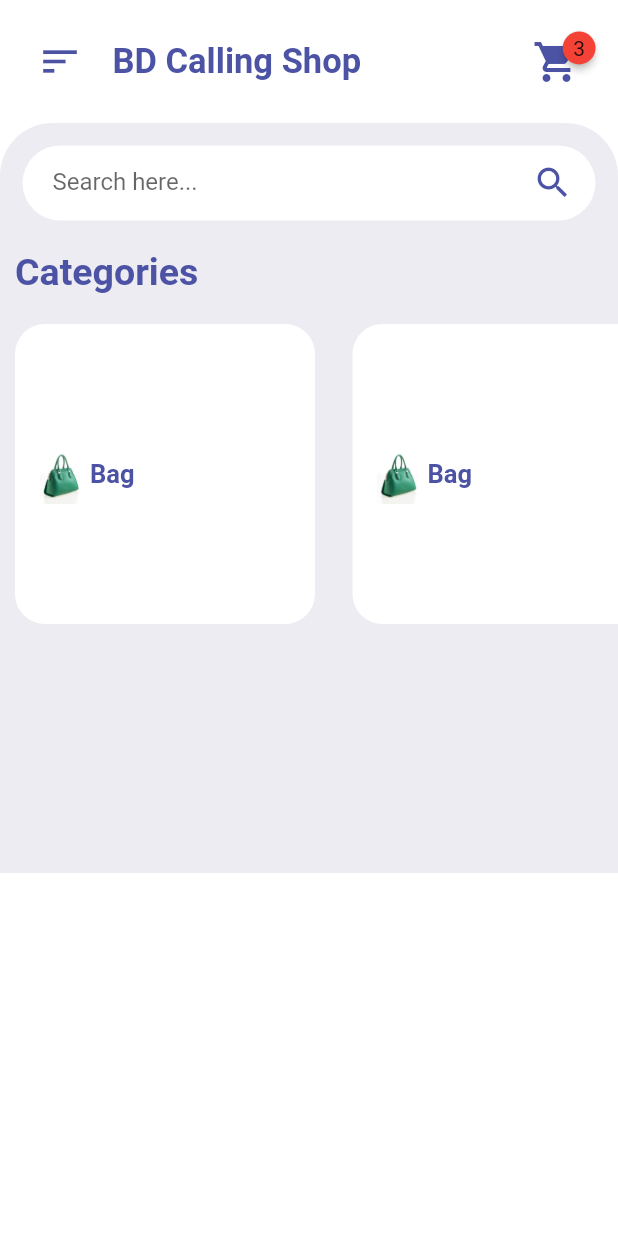
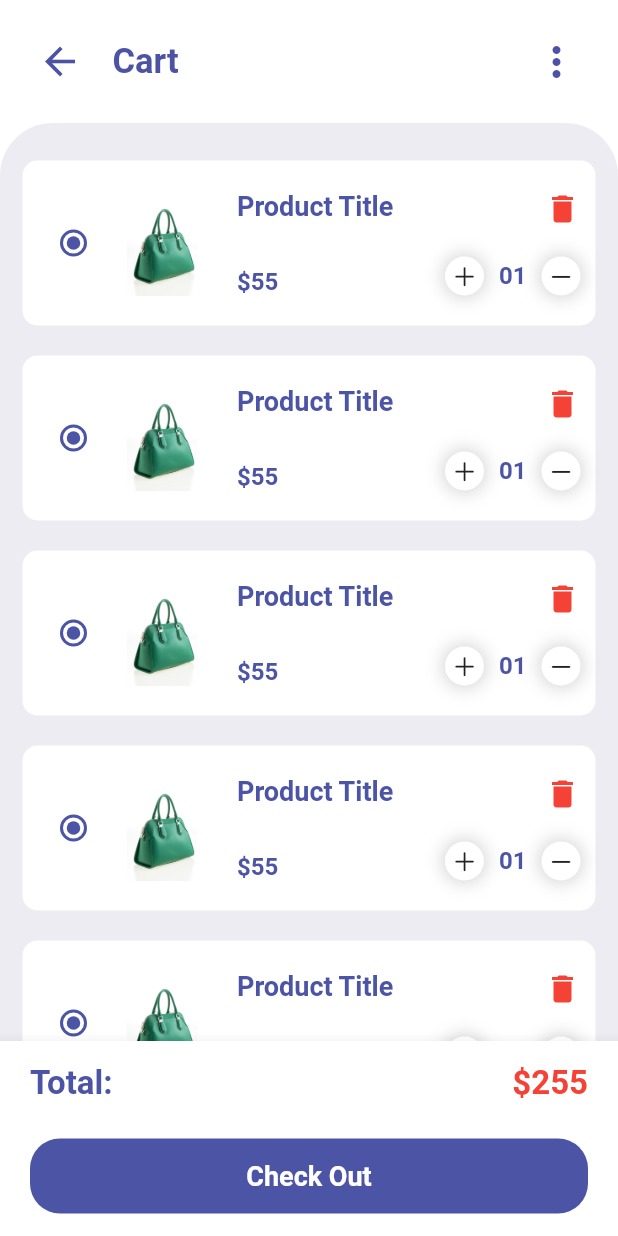
Before and after one commit to Farvez999/E-Commerce-App-UI, a Flutter app: the HomePage screen opened directly, after a tap on the "shopping cart" icon, on a phone screen of 412 x 824 dp. Run offline on Flutter 3.47's test engine with Material 2 defaults, Android fonts, the phone set to English and light mode, and no system bars; drawn by our look-alikes of badges; our stand-ins replace curved_navigation_bar; missing offline and left inert: clippy_flutter.

Commit message:
Product & Item Added

```diff
--- /dev/null
+++ b/lib/pages/cart_page.dart
@@ -0,0 +1,117 @@
+import 'package:e_commerce_app_ui/widget/CartAppBar.dart';
+import 'package:e_commerce_app_ui/widget/CartItemSamples.dart';
+import 'package:flutter/material.dart';
+
+class CartPage extends StatelessWidget {
+  const CartPage({super.key});
+
+  @override
+  Widget build(BuildContext context) {
+    return Scaffold(
+      body: SafeArea(
+        child: Column(
+          children: [
+            CartAppBar(),
+            Expanded(
+              child: SingleChildScrollView(
+
+                child: Container(
+                  padding: EdgeInsets.only(top: 15),
+                  decoration: BoxDecoration(
+                      color: Color(0xFFEDECF2),
+                      borderRadius: BorderRadius.only(
+                          topLeft: Radius.circular(35),
+                          topRight: Radius.circular(35)
+                      )
+                  ),
+                  child: Column(
+                    children: [
+                      CartItemSamples(),
+                      Container(
+                        // decoration: BoxDecoration(
+                        //   color: Color(0xFF4C54A5),
+                        //     borderRadius: BorderRadius.circular(20)
+                        // ),
+                        margin: EdgeInsets.symmetric(vertical: 20, horizontal: 15),
+                        padding: EdgeInsets.all(10),
+                        child: Row(
+                          children: [
+                            Container(
+                              decoration: BoxDecoration(
+                                color: Color(0xFF4C54A5),
+                                  borderRadius: BorderRadius.circular(20)
+                              ),
+                              child: Icon(
+                                Icons.add,
+                                color: Colors.white,
+                              ),
+                            ),
+                            Padding(padding: EdgeInsets.symmetric(horizontal: 10),
+                              child: Text(
+                                "Add Coupon Code",
+                                style: TextStyle(
+                                    color: Color(0xFF4C54A5),
+                                    fontWeight: FontWeight.bold,
+                                    fontSize: 16
+                                ),
+                              ),)
+                          ],
+                        )
+                      ),
+                    ],
+                  ),
+                ),
+              ),
+            )
+          ],
+        ),
+      ),
+      bottomNavigationBar: BottomAppBar(
+        child: Container(
+          padding: EdgeInsets.symmetric(horizontal: 20, vertical: 15),
+          height: 130,
+          child: Column(
+            mainAxisAlignment: MainAxisAlignment.spaceBetween,
+            children: [
+              Row(
+                mainAxisAlignment: MainAxisAlignment.spaceBetween,
+                children: [
+                  Text("Total:",
+                    style: TextStyle(
+                        color: Color(0xFF4C54A5),
+                        fontWeight: FontWeight.bold,
+                        fontSize: 22
+                    ),
+                  ),
+                  Text("\$255",
+                    style: TextStyle(
+                        color: Colors.red,
+                        fontWeight: FontWeight.bold,
+                        fontSize: 22
+                    ),
+                  ),
+                ],
+              ),
+              Container(
+                alignment: Alignment.center,
+                height: 50,
+                width: double.infinity,
+                decoration: BoxDecoration(
+                    color: Color(0xFF4C54A5),
+                    borderRadius: BorderRadius.circular(20)
+                ),
+                child: Text("Check Out",
+                  style: TextStyle(
+                      color: Colors.white,
+                      fontWeight: FontWeight.bold,
+                      fontSize: 18
+                  ),
+                ),
+              )
+            ],
+          ),
+        ),
+      ),
+    );
+  }
+}
--- a/lib/pages/home_page.dart
+++ b/lib/pages/home_page.dart
@@ -1,6 +1,10 @@
+import 'package:curved_navigation_bar/curved_navigation_bar.dart';
+import 'package:e_commerce_app_ui/widget/BestSellingItemWidget.dart';
 import 'package:e_commerce_app_ui/widget/CategoryWidget.dart';
 import 'package:e_commerce_app_ui/widget/home_app_bar.dart';
+import 'package:flutter/cupertino.dart';
 import 'package:flutter/material.dart';
+import 'package:curved_navigation_bar/curved_navigation_bar.dart';
 
 class HomePage extends StatelessWidget {
   const HomePage({super.key});
@@ -8,11 +12,12 @@ class HomePage extends StatelessWidget {
   @override
   Widget build(BuildContext context) {
     return Scaffold(
-      body: ListView(
+      body: Column(
         children: [
-          HomeAppBar(),
-          Container(
-            height: 500,
+          SafeArea(child: HomeAppBar()),
+        Expanded(child:SingleChildScrollView(
+          child: Container(
+            // height: 500,
             padding: EdgeInsets.only(top: 15),
             decoration: BoxDecoration(
                 color: Color(0xFFEDECF2),
@@ -53,6 +58,7 @@ class HomePage extends StatelessWidget {
                     ],
                   ),
                 ),
+
                 Container(
                   alignment: Alignment.centerLeft,
                   margin: EdgeInsets.symmetric(
@@ -68,12 +74,30 @@ class HomePage extends StatelessWidget {
                     ),
                   ),
                 ),
+                // Category Widget
                 CategoryWidget(),
+
+                Container(
+                  alignment: Alignment.centerLeft,
+                  margin: EdgeInsets.symmetric(vertical: 20, horizontal: 10),
+                  child: Text(
+                    "Best Selling",
+                    style: TextStyle(
+                      fontSize: 25,
+                      fontWeight: FontWeight.bold,
+                      color: Color(0xFF4C53A5),
+                    ),
+                  ),
+                ),
+                //   Item Widget
+                BestSellingItemWidget(),
               ],
             ),
-          )
+          ),
+        ))
         ],
       ),
+
     );
   }
 }
--- /dev/null
+++ b/lib/widget/BestSellingItemWidget.dart
@@ -0,0 +1,152 @@
+import 'package:flutter/material.dart';
+import 'package:flutter_staggered_grid_view/flutter_staggered_grid_view.dart';
+
+class BestSellingItemWidget extends StatelessWidget {
+  BestSellingItemWidget({super.key});
+
+  List list = [
+    {
+      "name" : "Bag",
+      "description" : "A bag is a container made of thin paper or plastic",
+      "price" : "\$55",
+      "image":"images/bag.jpg"
+    },
+    {
+      "name" : "T-Shirt",
+      "description" : "A bag is a container made of thin paper or plastic",
+      "price" : "\$75",
+      "image":"images/tshirt.jpg"
+    },
+    {
+      "name" : "Watch",
+      "description" : "A bag is a container made of thin paper or plastic",
+      "price" : "\$45",
+      "image":"images/watch.jpg"
+    },
+    {
+      "name" : "Jeans",
+      "description" : "A bag is a container made of thin paper or plastic",
+      "price" : "\$65",
+      "image":"images/jeans.jpg"
+    },
+    {
+      "name" : "Shoes",
+      "description" : "A bag is a container made of thin paper or plastic",
+      "price" : "\$85",
+      "image":"images/shoes.jpg"
+    },
+    {
+      "name" : "jewelry",
+      "description" : "A bag is a container made of thin paper or plastic",
+      "price" : "\$105",
+      "image":"images/juwelary.jpg"
+    },
+  ];
+
+  @override
+  Widget build(BuildContext context) {
+    return AlignedGridView.count(
+      padding: EdgeInsets.symmetric(horizontal: 10),
+      crossAxisCount: 2,
+      itemCount: list.length,
+      mainAxisSpacing: 10,
+      crossAxisSpacing: 10,
+      physics: NeverScrollableScrollPhysics(),
+      shrinkWrap: true,
+      itemBuilder: (context, index) {
+        return Container(
+          padding: EdgeInsets.only(left: 15, right: 15,top: 10),
+          margin: EdgeInsets.symmetric(vertical: 8,horizontal: 10),
+          decoration: BoxDecoration(
+              color: Colors.white,
+              borderRadius: BorderRadius.circular(20)
+          ),
+          child: Column(
+            children: [
+              Row(
+                mainAxisAlignment: MainAxisAlignment.spaceBetween,
+                children: [
+                  Container(
+                    padding: EdgeInsets.all(5),
+                    decoration: BoxDecoration(
+                        color: Color(0xFF4C54A5),
+                        borderRadius: BorderRadius.circular(20)
+                    ),
+                    child: Text(
+                      "-50%",
+                      style: TextStyle(
+                          fontSize: 14,
+                          color: Colors.white,
+                          fontWeight: FontWeight.bold
+                      ),
+                    ),
+                  ),
+                  Icon(
+                    Icons.favorite_border,
+                    color: Colors.red,
+                  )
+                ],
+              ),
+              InkWell(
+                onTap: (){
+                  Navigator.pushNamed(context, 'itemPage');
+                },
+                child: Container(
+                  margin: EdgeInsets.all(10),
+                  child: Image.asset(
+                    list[index]['image'],
+                    height: 120,
+                    width: 120,
+                  ),
+                ),
+              ),
+              Container(
+                padding: EdgeInsets.only(bottom: 8),
+                alignment: Alignment.centerLeft,
+                child: Text(
+                  list[index]['name'],
+                  style: TextStyle(
+                      fontSize: 18,
+                      color: Color(0xFF4C54A5),
+                      fontWeight: FontWeight.bold
+                  ),
+                ),
+              ),
+              Container(
+                padding: EdgeInsets.only(bottom: 8),
+                alignment: Alignment.centerLeft,
+                child: Text(
+                    list[index]['description'],
+                  style: TextStyle(
+                      fontSize: 15,
+                      color: Color(0xFF4C54A5),
+                      fontWeight: FontWeight.bold
+                  ),
+                ),
+              ),
+              Padding(padding: EdgeInsets.symmetric(vertical: 10),
+                child: Row(
+                  mainAxisAlignment: MainAxisAlignment.spaceBetween,
+                  children: [
+                    Text(
+                      "\$55",
+                      style: TextStyle(
+                          fontSize: 18,
+                          color: Color(0xFF4C54A5),
+                          fontWeight: FontWeight.bold
+                      ),
+                    ),
+                    Icon(
+                      Icons.shopping_cart_checkout,
+                      color: Color(0xFF4C54A5),
+                    )
+                  ],
+                ),)
+            ],
+          ),
+        );
+      },
+    );
+
+  }
+}
--- /dev/null
+++ b/lib/widget/CartAppBar.dart
@@ -0,0 +1,46 @@
+import 'package:flutter/material.dart';
+
+class CartAppBar extends StatelessWidget {
+  const CartAppBar({super.key});
+
+  @override
+  Widget build(BuildContext context) {
+    return Container(
+      color: Colors.white,
+      padding: EdgeInsets.all(25),
+      child: Row(
+        children: [
+          InkWell(onTap: (){
+            // GO back Button
+            Navigator.pop(context);
+          },
+          child: Icon(
+            Icons.arrow_back,
+            size: 30,
+            color: Color(0xFF4C53A5),
+          ),),
+
+          Padding(
+            padding: EdgeInsets.only(
+              left: 20,
+            ),
+            child: Text(
+              "Cart",
+              style: TextStyle(
+                fontSize: 23,
+                fontWeight: FontWeight.bold,
+                color: Color(0xFF4C53A5),
+              ),
+            ),
+          ),
+          Spacer(),
+          Icon(
+                Icons.more_vert,
+                size: 32,
+                color: Color(0xFF4C53A5),
+              ),
+        ],
+      ),
+    );
+  }
+}
--- /dev/null
+++ b/lib/widget/CartItemSamples.dart
@@ -0,0 +1,139 @@
+import 'package:flutter/cupertino.dart';
+import 'package:flutter/material.dart';
+
+class CartItemSamples extends StatelessWidget {
+  const CartItemSamples({super.key});
+
+  @override
+  Widget build(BuildContext context) {
+    return ListView.builder(
+      itemCount: 5,
+          shrinkWrap: true,
+          physics: NeverScrollableScrollPhysics(),
+          itemBuilder:(context, index){
+            return cart();
+          }
+
+
+      );
+  }
+
+   cart() {
+    return Column(
+            children: [
+              Container(
+                height: 110,
+                margin: EdgeInsets.symmetric(horizontal: 15, vertical: 10),
+                padding: EdgeInsets.all(10),
+                decoration: BoxDecoration(
+                    color: Colors.white,
+                    borderRadius: BorderRadius.circular(10)
+                ),
+                child: Row(
+                  children: [
+                    Radio(
+                        value: "",
+                        groupValue: "",
+                        activeColor: Color(0xFF4C54A5),
+                        onChanged: (index){}),
+                    Container(
+                      height: 70,
+                      width: 70,
+                      margin: EdgeInsets.only(right: 15),
+                      child: Image.asset("images/bag.jpg"),
+                    ),
+                    Padding(padding: EdgeInsets.symmetric(vertical: 10),
+                      child: Column(
+                        crossAxisAlignment: CrossAxisAlignment.start,
+                        mainAxisAlignment: MainAxisAlignment.spaceBetween,
+                        children: [
+                          Text(
+                            "Product Title",
+                            style: TextStyle(
+                              fontWeight: FontWeight.bold,
+                              fontSize: 18,
+                              color: Color(0xFF4C54A5),
+                            ),
+                          ),
+                          Text(
+                            "\$55",
+                            style: TextStyle(
+                              fontWeight: FontWeight.bold,
+                              fontSize: 16,
+                              color: Color(0xFF4C54A5),
+                            ),
+                          )
+                        ],
+                      ),
+                    ),
+                    Spacer(),
+                    Padding(padding: EdgeInsets.symmetric(vertical: 10),
+                      child: Column(
+                        crossAxisAlignment: CrossAxisAlignment.end,
+                        mainAxisAlignment: MainAxisAlignment.spaceBetween,
+                        children: [
+                          Icon(
+                            Icons.delete,
+                            color: Colors.red,
+                          ),
+                          Row(
+                            children: [
+                              Container(
+                                padding: EdgeInsets.all(4),
+                                decoration: BoxDecoration(
+                                    color: Colors.white,
+                                    borderRadius: BorderRadius.circular(20),
+                                    boxShadow: [
+                                      BoxShadow(
+                                        color: Colors.grey.withOpacity(0.5),
+                                        spreadRadius: 1,
+                                        blurRadius: 10,
+                                      )
+                                    ]
+                                ),
+                                child: Icon(
+                                  CupertinoIcons.plus,
+                                  size: 18,
+                                ),
+                              ),
+                              Container(
+                                margin: EdgeInsets.symmetric(horizontal: 10),
+                                child: Text(
+                                  "01",
+                                  style: TextStyle(
+                                    fontSize: 16,
+                                    fontWeight: FontWeight.bold,
+                                    color: Color(0xFF4C54A5),
+                                  ),
+                                ),
+                              ),
+                              Container(
+                                padding: EdgeInsets.all(4),
+                                decoration: BoxDecoration(
+                                    color: Colors.white,
+                                    borderRadius: BorderRadius.circular(20),
+                                    boxShadow: [
+                                      BoxShadow(
+                                        color: Colors.grey.withOpacity(0.5),
+                                        spreadRadius: 1,
+                                        blurRadius: 10,
+                                      )
+                                    ]
+                                ),
+                                child: Icon(
+                                  CupertinoIcons.minus,
+                                  size: 18,
+                                ),
+                              ),
+                            ],
+                          )
+                        ],
+                      ),
+                    )
+                  ],
+                ),
+              )
+            ],
+          );
+  }
+}
--- a/lib/widget/CategoryWidget.dart
+++ b/lib/widget/CategoryWidget.dart
@@ -1,13 +1,41 @@
 import 'package:flutter/material.dart';
 
 class CategoryWidget extends StatelessWidget {
-  const CategoryWidget({super.key});
+   CategoryWidget({super.key});
+
+
+  List list = [
+    {
+      "name" : "Bag",
+      "image":"images/bag.jpg"
+    },
+    {
+      "name" : "T-Shirt",
+      "image":"images/tshirt.jpg"
+    },
+    {
+      "name" : "Watch",
+      "image":"images/watch.jpg"
+    },
+    {
+      "name" : "Jeans",
+      "image":"images/jeans.jpg"
+    },
+    {
+      "name" : "Shoes",
+      "image":"images/shoes.jpg"
+    },
+    {
+      "name" : "jewelry",
+      "image":"images/juwelary.jpg"
+    },
+  ];
 
   @override
   Widget build(BuildContext context) {
 
     return SizedBox(
-      height: 200,
+      height: 60,
       child: ListView.separated(
           physics: BouncingScrollPhysics(),
           scrollDirection: Axis.horizontal,
@@ -17,7 +45,7 @@ class CategoryWidget extends StatelessWidget {
           margin: EdgeInsets.symmetric(horizontal : 10),
           padding: EdgeInsets.symmetric(vertical : 5, horizontal: 10),
           height: 50,
-          width: 200,
+          // width: 150,
           decoration: BoxDecoration(
             color: Colors.white,
             borderRadius: BorderRadius.circular(20),
@@ -25,9 +53,9 @@ class CategoryWidget extends StatelessWidget {
           child: Row(
             crossAxisAlignment: CrossAxisAlignment.center,
             children: [
-              Image.asset("images/bag.jpg", width: 40, height: 40,),
+              Image.asset(list[index]['image'], width: 40, height: 40,),
               Text(
-                "Bag",
+                list[index]['name'],
                 style: TextStyle(
                     fontWeight: FontWeight.bold,
                     fontSize: 17,
@@ -39,20 +67,21 @@ class CategoryWidget extends StatelessWidget {
         );
       }, separatorBuilder: (context,index){
 
+        return SizedBox(width: 5,);
 
-            if(index==2){
-              return Container(
-                height: 10,
-                width: 10,
-                color: Colors.teal,
-              );
-            }else{
-              return SizedBox(width: 5,);
-            }
+            // if(index==2){
+            //   return Container(
+            //     height: 10,
+            //     width: 10,
+            //     color: Colors.teal,
+            //   );
+            // }else{
+            //   return SizedBox(width: 5,);
+            // }
 
 
 
-      }, itemCount: 8),
+      }, itemCount: list.length),
     );
   }
 }
--- a/lib/widget/home_app_bar.dart
+++ b/lib/widget/home_app_bar.dart
@@ -40,7 +40,9 @@ class HomeAppBar extends StatelessWidget {
               "3"
             ),
           child: InkWell(
-            onTap: (){},
+            onTap: (){
+              Navigator.pushNamed(context, "cartPage");
+            },
             child: Icon(
               Icons.shopping_cart,
               size: 32,
--- a/pubspec.yaml
+++ b/pubspec.yaml
@@ -36,6 +36,9 @@ dependencies:
   # Use with the CupertinoIcons class for iOS style icons.
   cupertino_icons: ^1.0.2
   badges: ^3.1.2
+  flutter_staggered_grid_view: ^0.7.0
+  curved_navigation_bar:
+  clippy_flutter:
 
 dev_dependencies:
   flutter_test:
```
Also changed, not shown: lib/main.dart (+6 -1 lines), lib/pages/ItemPage.dart (added, +50 -0 lines), lib/pages/main_page.dart (added, +47 -0 lines), lib/widget/ItemAppBar.dart (added, +46 -0 lines), images/jeans.jpg (added), images/juwelary.jpg (added), images/shoes.jpg (added), images/watch.jpg (added), pubspec.lock, 1 other file. Lines whose indentation alone changed are shown as unchanged.
